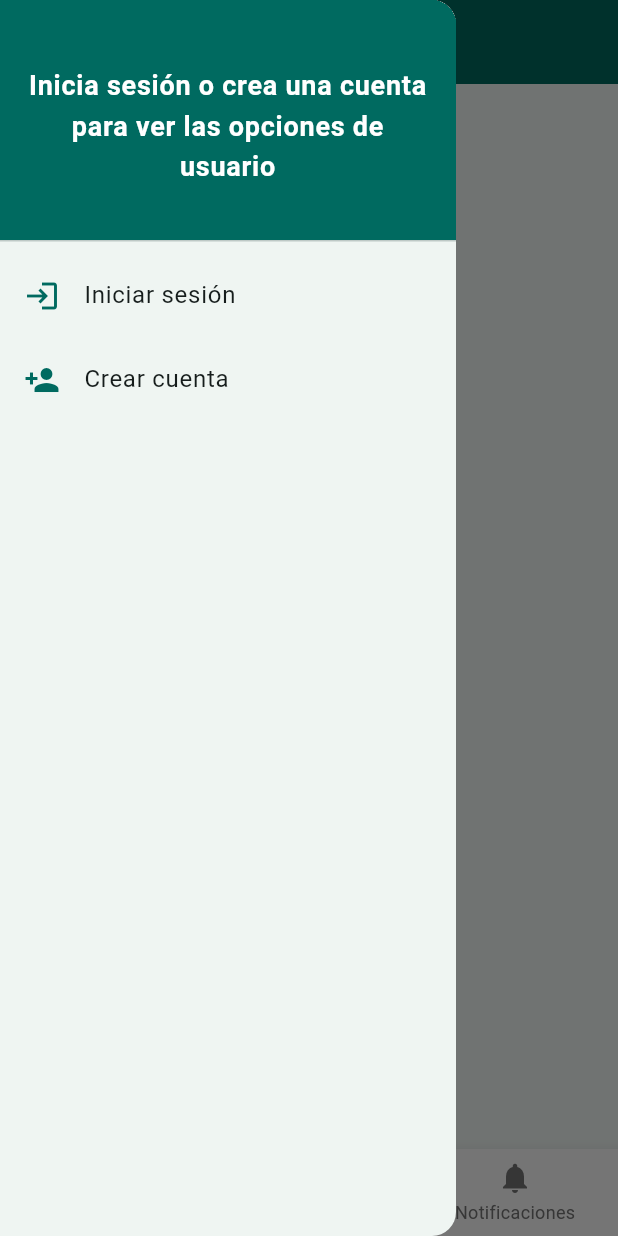
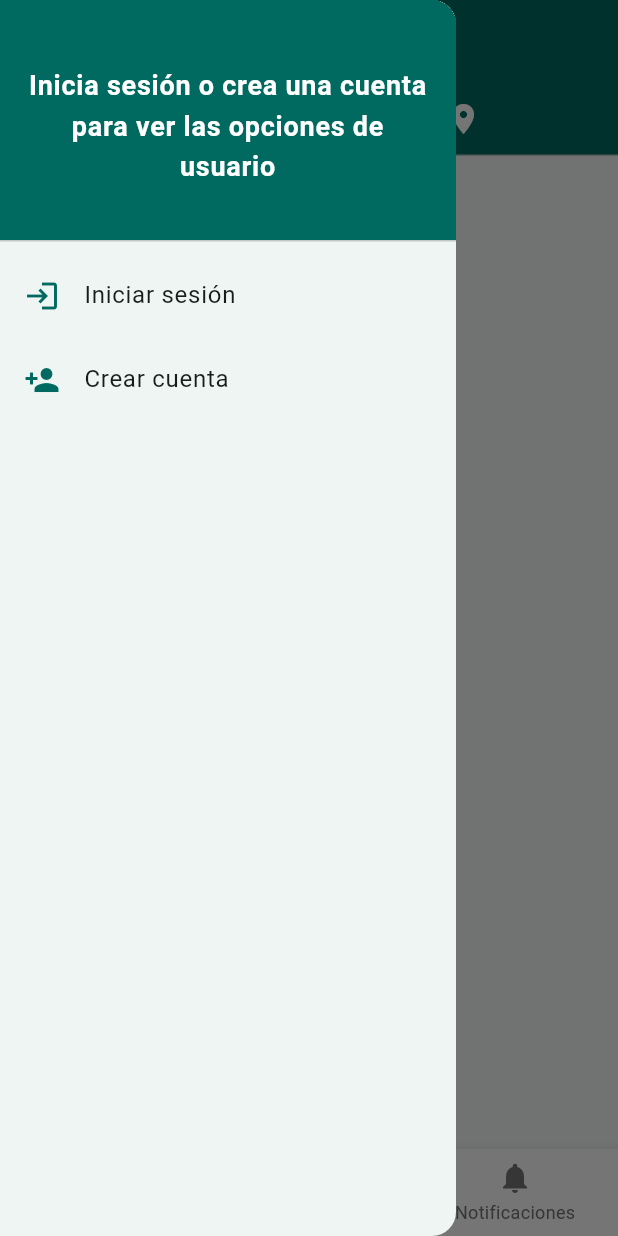
Before and after one commit to cheo2322/my_league_flutter, a Flutter app: the screen it shows after launch, with the side drawer open, on a phone screen of 412 x 824 dp. Run offline on Flutter 3.47's test engine with Material 3 defaults, Android fonts, the phone set to English and light mode, and no system bars; our stand-ins replace dio, flutter_secure_storage, font_awesome_flutter.

Commit message:
Add Favourites and Near to you tabs to main page

```diff
--- a/lib/main.dart
+++ b/lib/main.dart
@@ -36,11 +36,7 @@ class _HomePageState extends State<HomePage> {
   bool _isSearching = false;
   final FocusNode _searchFocusNode = FocusNode();
 
-  final List<Widget> _pages = [
-    const MainScreen(),
-    const MyField(),
-    const ThirdPage(),
-  ];
+  final List<Widget> _pages = [const MainScreen(), const MyField(), const ThirdPage()];
 
   @override
   void initState() {
@@ -83,7 +79,7 @@ class _HomePageState extends State<HomePage> {
         // TODO: Add logic for Search bar
         title: Text(
           _selectedIndex == 0
-              ? 'Partidos'
+              ? 'Principal'
               : _selectedIndex == 1
               ? 'Mi cancha'
               : 'Notificaciones',
@@ -96,15 +92,9 @@ class _HomePageState extends State<HomePage> {
       body: _pages[_selectedIndex],
       bottomNavigationBar: BottomNavigationBar(
         items: const [
-          BottomNavigationBarItem(
-            icon: Icon(FontAwesomeIcons.futbol),
-            label: 'Partidos',
-          ),
+          BottomNavigationBarItem(icon: Icon(FontAwesomeIcons.futbol), label: 'Partidos'),
           BottomNavigationBarItem(icon: Icon(Icons.person), label: 'Mi cancha'),
-          BottomNavigationBarItem(
-            icon: Icon(Icons.notifications),
-            label: 'Notificaciones',
-          ),
+          BottomNavigationBarItem(icon: Icon(Icons.notifications), label: 'Notificaciones'),
         ],
         currentIndex: _selectedIndex,
         onTap: _onItemTapped,
--- a/lib/screens/main_screen.dart
+++ b/lib/screens/main_screen.dart
@@ -16,40 +16,42 @@ class _MainScreenState extends State<MainScreen> {
   final List<RoundDto> _rounds = [];
   final FlutterSecureStorage secureStorage = FlutterSecureStorage();
 
+  final List<Tab> tabs = [Tab(icon: Icon(Icons.star)), Tab(icon: Icon(Icons.location_on))];
+
   bool isLoading = true;
   String? token;
   String? username;
 
-  Future<void> _fetchRounds() async {
-    final service = LeagueService();
-    final rounds = await service.getMainPage();
-
-    if (mounted) {
-      setState(() {
-        _rounds.addAll(rounds);
-        isLoading = false;
-      });
-    }
-  }
-
-  Future<void> readSavedCredentials() async {
-    token = await secureStorage.read(key: 'auth_token');
-    username = await secureStorage.read(key: 'username');
-  }
-
   @override
   void initState() {
     super.initState();
-    _fetchRounds();
-    readSavedCredentials();
+
+    _initializeScreen();
   }
 
   @override
   Widget build(BuildContext context) {
     var primaryColor = Theme.of(context).primaryColor;
 
-    return Scaffold(
-      body:
+    return DefaultTabController(
+      length: tabs.length,
+      child: Scaffold(
+        body: Column(
+          children: [
+            Container(
+              color: primaryColor,
+              child: TabBar(
+                tabs: tabs,
+                indicatorColor: Colors.white,
+                labelColor: Colors.white,
+                labelStyle: const TextStyle(fontWeight: FontWeight.bold, fontSize: 13.0),
+                unselectedLabelStyle: const TextStyle(fontWeight: FontWeight.normal),
+                unselectedLabelColor: Colors.white,
+              ),
+            ),
+            Expanded(
+              child: TabBarView(
+                children: [
                   isLoading
                       ? const Center(child: CircularProgressIndicator())
                       : _rounds.isEmpty
@@ -69,7 +71,12 @@ class _MainScreenState extends State<MainScreen> {
                           );
                         },
                       ),
-
+                  const Center(child: Text("Cerca de ti - En desarrollo")),
+                ],
+              ),
+            ),
+          ],
+        ),
         floatingActionButton:
             (token != null && username != null)
                 ? FloatingActionButton(
@@ -82,6 +89,36 @@ class _MainScreenState extends State<MainScreen> {
                   child: const Icon(Icons.add, color: Colors.white),
                 )
                 : null,
+      ),
     );
   }
+
+  Future<void> _fetchRounds() async {
+    final service = LeagueService();
+    final rounds = await service.getMainPage();
+
+    if (mounted) {
+      setState(() {
+        _rounds.addAll(rounds);
+        isLoading = false;
+      });
     }
+  }
+
+  Future<void> readSavedCredentials() async {
+    token = await secureStorage.read(key: 'auth_token');
+    username = await secureStorage.read(key: 'username');
+  }
+
+  Future<void> _initializeScreen() async {
+    await readSavedCredentials();
+
+    if (token != null && username != null) {
+      await _fetchRounds();
+    }
+
+    setState(() {
+      isLoading = false;
+    });
+  }
+}
--- a/lib/screens/second_page.dart
+++ b/lib/screens/second_page.dart
@@ -46,10 +46,7 @@ class _MyFieldState extends State<MyField> {
   @override
   Widget build(BuildContext context) {
     return Scaffold(
-      body:
-          isLoadingMain
-              ? Center(child: CircularProgressIndicator())
-              : _buildMainContent(context),
+      body: isLoadingMain ? Center(child: CircularProgressIndicator()) : _buildMainContent(context),
     );
   }
 
@@ -61,10 +58,7 @@ class _MyFieldState extends State<MyField> {
     return ListView(
       children: [
         _buildSectionHeader('Mis Torneos', () {
-          Navigator.push(
-            context,
-            MaterialPageRoute(builder: (_) => NewLeague()),
-          );
+          Navigator.push(context, MaterialPageRoute(builder: (_) => NewLeague()));
         }),
         _buildLeaguesSection(context),
         Divider(thickness: 2),
@@ -87,14 +81,17 @@ class _MyFieldState extends State<MyField> {
       });
     } catch (error) {
       print('Error al obtener ligas: $error');
+      if (mounted) {
         setState(() {
           isLoadingLeagues = false;
         });
       }
     }
+  }
 
   Future<void> _loadTeams() async {
     await Future.delayed(Duration(milliseconds: 3000));
+    if (mounted) {
       setState(() {
         teams = [
           // DefaultDto(id: '1', name: 'Team A'),
@@ -104,6 +101,7 @@ class _MyFieldState extends State<MyField> {
         ];
         isLoadingTeams = false;
       });
+    }
   }
 
   Future<void> readSavedCredentials() async {
@@ -130,10 +128,7 @@ class _MyFieldState extends State<MyField> {
       child: Row(
         mainAxisAlignment: MainAxisAlignment.spaceBetween,
         children: [
-          Text(
-            title,
-            style: TextStyle(fontSize: 20, fontWeight: FontWeight.bold),
-          ),
+          Text(title, style: TextStyle(fontSize: 20, fontWeight: FontWeight.bold)),
           IconButton(icon: Icon(Icons.add), onPressed: onAddPressed),
         ],
       ),
@@ -150,10 +145,7 @@ class _MyFieldState extends State<MyField> {
           SizedBox(height: 5),
           ElevatedButton.icon(
             onPressed: () {
-              Navigator.push(
-                context,
-                MaterialPageRoute(builder: (_) => NewLeague()),
-              );
+              Navigator.push(context, MaterialPageRoute(builder: (_) => NewLeague()));
             },
             icon: Icon(Icons.add),
             label: Text('Crear un torneo'),
@@ -173,10 +165,7 @@ class _MyFieldState extends State<MyField> {
           elevation: 3,
           child: ListTile(
             leading: Icon(Icons.sports_soccer),
-            title: Text(
-              league.name,
-              style: TextStyle(fontWeight: FontWeight.bold),
-            ),
+            title: Text(league.name, style: TextStyle(fontWeight: FontWeight.bold)),
             subtitle: Text('League ID: ${league.id}'),
             onTap: () {
               Navigator.push(
@@ -232,15 +221,12 @@ class _MyFieldState extends State<MyField> {
           elevation: 3,
           child: ListTile(
             leading: Icon(Icons.group),
-            title: Text(
-              team.name,
-              style: TextStyle(fontWeight: FontWeight.bold),
-            ),
+            title: Text(team.name, style: TextStyle(fontWeight: FontWeight.bold)),
             subtitle: Text('Team ID: ${team.id}'),
             onTap: () {
-              ScaffoldMessenger.of(context).showSnackBar(
-                SnackBar(content: Text('Equipo seleccionado: ${team.name}')),
-              );
+              ScaffoldMessenger.of(
+                context,
+              ).showSnackBar(SnackBar(content: Text('Equipo seleccionado: ${team.name}')));
             },
           ),
         );
```
Lines whose indentation alone changed are shown as unchanged.
